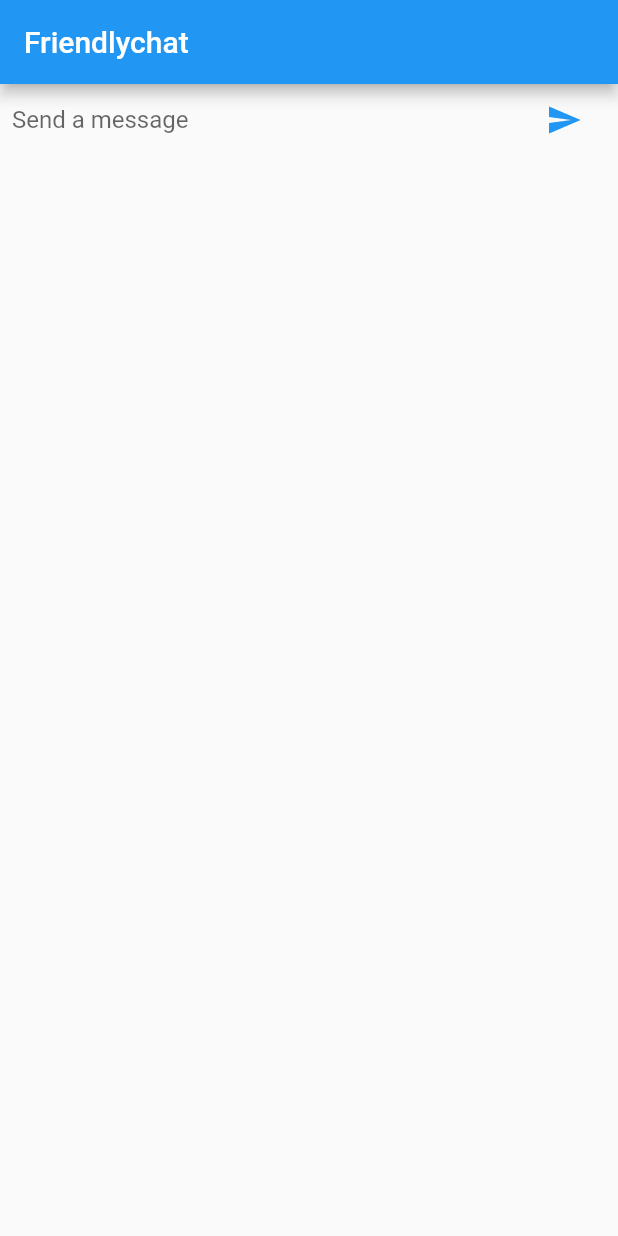
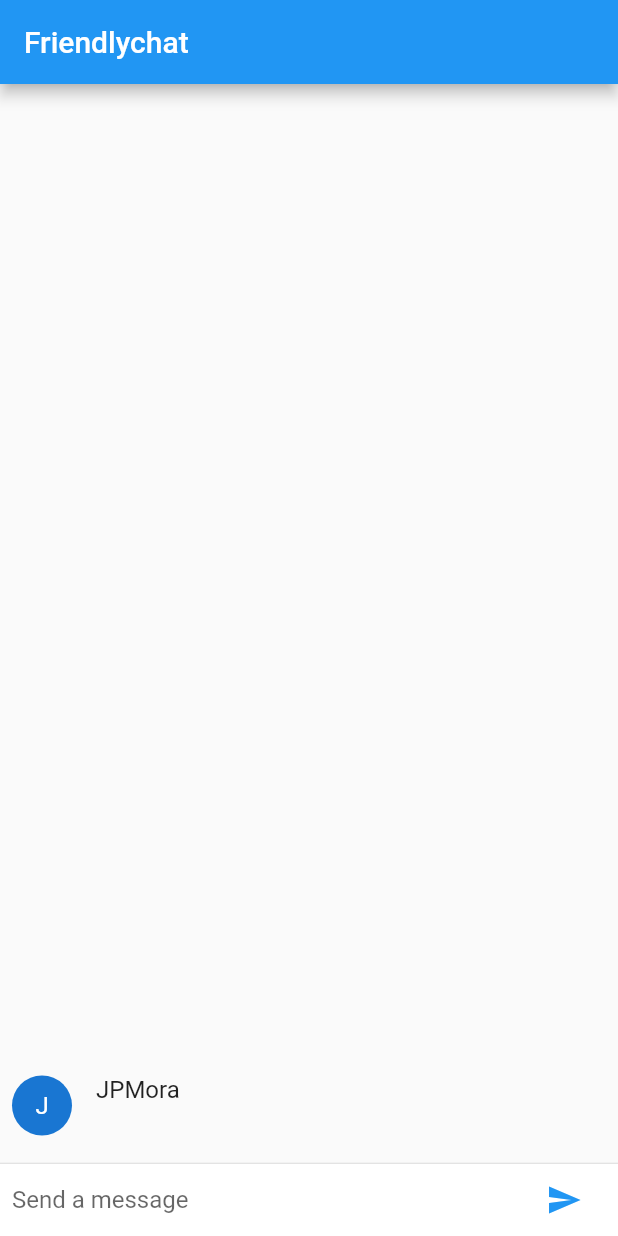
Before and after one commit to JPML94/friendlychat, a Flutter app: the screen it shows after launch, after a tap on the "send" icon, on a phone screen of 412 x 824 dp. Run offline on Flutter 3.47's test engine with Material 2 defaults, Android fonts, the phone set to English and light mode, and no system bars.

```diff
--- a/lib/main.dart
+++ b/lib/main.dart
@@ -21,15 +21,34 @@ class ChatScreen extends StatefulWidget {
 }
 
 class ChatScreenState extends State<ChatScreen> {
+  final List<ChatMessage> _messages = <ChatMessage>[];
   final TextEditingController _textController = new TextEditingController();
 
   @override
   Widget build(BuildContext context) {
-    return new Scaffold(
-      appBar: new AppBar(title: new Text("Friendlychat")),
-      body: _buildTextComposer(),
-    );
-  }
+  return new Scaffold(
+    appBar: new AppBar(title: new Text("Friendlychat")),
+    body: new Column(                                        //modified
+      children: <Widget>[                                         //new
+        new Flexible(                                             //new
+          child: new ListView.builder(                            //new
+            padding: new EdgeInsets.all(8.0),                     //new
+            reverse: true,                                        //new
+            itemBuilder: (_, int index) => _messages[index],      //new
+            itemCount: _messages.length,                          //new
+          ),                                                      //new
+        ),                                                        //new
+        new Divider(height: 1.0),                                 //new
+        new Container(                                            //new
+          decoration: new BoxDecoration(
+            color: Theme.of(context).cardColor),                  //new
+          child: _buildTextComposer(),                       //modified
+        ),                                                        //new
+      ],                                                          //new
+    ),                                                            //new
+  );
+}
+
 
   Widget _buildTextComposer() {
     return new IconTheme(
@@ -60,6 +79,12 @@ class ChatScreenState extends State<ChatScreen> {
 
   void _handleSubmitted(String text) {
     _textController.clear();
+    ChatMessage message = new ChatMessage(
+      text: text,
+    );
+    setState(() {
+      _messages.insert(0, message);
+    });
   }
 }
 
```
